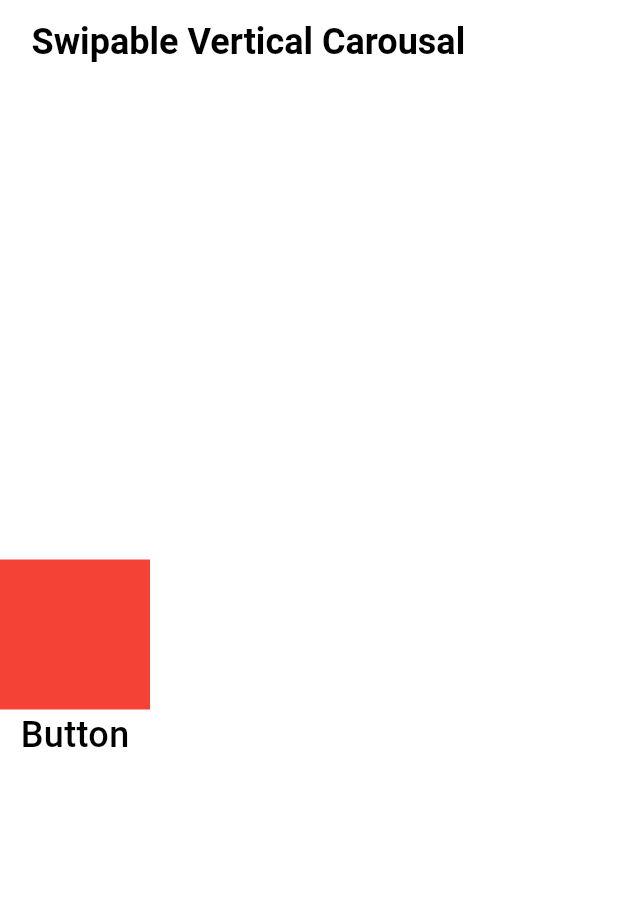
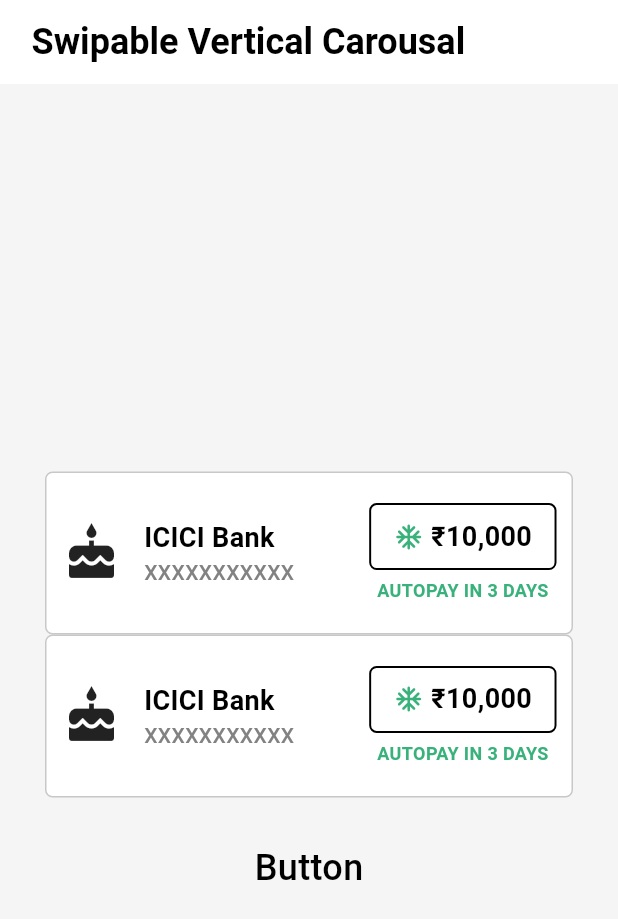
Before and after one commit to YesShubham01/swipable_vertical_carousel, a Flutter app: the screen it shows after launch, on a phone screen of 412 x 824 dp. Shown: the top 919 px of the screen. Run offline on Flutter 3.47's test engine with Material 3 defaults, Android fonts, the phone set to English and light mode, and no system bars; our stand-ins replace gap; Roboto replaces fonts that are missing (SF-Pro).

Commit message:
Created basic skeleton for carousal.

```diff
--- a/lib/Screens/main_screen.dart
+++ b/lib/Screens/main_screen.dart
@@ -1,3 +1,4 @@
+import 'package:cred_assignment_by_shubham_puhal/Widgets/bills_section_carousal.dart';
 import 'package:cred_assignment_by_shubham_puhal/Widgets/custom_text.dart';
 import 'package:cred_assignment_by_shubham_puhal/Widgets/main_screen_appbar.dart';
 import 'package:flutter/material.dart';
@@ -20,14 +21,14 @@ class _MainScreenState extends State<MainScreen> {
     height = dimensions.height;
 
     return Scaffold(
-      backgroundColor: Colors.white,
+      backgroundColor: const Color.fromARGB(255, 245, 245, 245),
       appBar: CustomAppBar(title: "Swipable Vertical Carousal"),
 
       body: Column(
         mainAxisAlignment: MainAxisAlignment.center,
         crossAxisAlignment: CrossAxisAlignment.center,
         children: [
-          Container(width: 100, height: 100, color: Colors.red),
+          BillsSectionCarousal(),
           CustomText(text: "Button"),
         ],
       ),
--- /dev/null
+++ b/lib/Widgets/bills_section_carousal.dart
@@ -0,0 +1,95 @@
+import 'package:cred_assignment_by_shubham_puhal/Widgets/custom_text.dart';
+import 'package:flutter/material.dart';
+import 'package:gap/gap.dart';
+
+class BillsSectionCarousal extends StatefulWidget {
+  const BillsSectionCarousal({super.key});
+
+  @override
+  State<BillsSectionCarousal> createState() => _BillsSectionCarousalState();
+}
+
+class _BillsSectionCarousalState extends State<BillsSectionCarousal> {
+  @override
+  Widget build(BuildContext context) {
+    return Padding(
+      padding: const EdgeInsets.all(30),
+      child: Column(children: [_card(), _card()]),
+    );
+  }
+
+  Widget _card() {
+    return Container(
+      decoration: BoxDecoration(
+        color: Colors.white,
+        border: Border.all(color: const Color.fromARGB(255, 201, 200, 200)),
+        borderRadius: BorderRadius.all(Radius.circular(5)),
+      ),
+      child: Padding(
+        padding: const EdgeInsets.symmetric(horizontal: 10, vertical: 20),
+        child: Row(
+          mainAxisAlignment: MainAxisAlignment.center,
+          crossAxisAlignment: CrossAxisAlignment.center,
+          children: [
+            Icon(Icons.cake, size: 40),
+            Gap(15),
+            Column(
+              crossAxisAlignment: CrossAxisAlignment.start,
+              children: [
+                CustomText(
+                  text: "ICICI Bank",
+                  size: 18,
+                  weight: FontWeight.bold,
+                ),
+                CustomText(
+                  text: "XXXXXXXXXXX",
+                  size: 14,
+                  color: const Color.fromARGB(255, 130, 130, 130),
+                  weight: FontWeight.w500,
+                ),
+              ],
+            ),
+            Spacer(),
+            _flippingButtonWithSubtitle(),
+          ],
+        ),
+      ),
+    );
+  }
+
+  Widget _flippingButtonWithSubtitle() {
+    return Column(
+      children: [
+        _outLineButton(),
+        Gap(5),
+        CustomText(
+          text: "AUTOPAY IN 3 DAYS",
+          size: 12,
+          color: const Color.fromARGB(255, 57, 177, 123),
+          weight: FontWeight.bold,
+        ),
+      ],
+    );
+  }
+
+  Widget _outLineButton() {
+    return Container(
+      padding: EdgeInsets.symmetric(horizontal: 15, vertical: 8),
+      decoration: BoxDecoration(
+        border: Border.all(color: Colors.black, width: 1.3),
+        borderRadius: BorderRadius.all(Radius.circular(5)),
+      ),
+      child: Row(
+        children: [
+          Icon(
+            Icons.ac_unit_rounded,
+            size: 20,
+            color: const Color.fromARGB(255, 57, 177, 123),
+          ),
+          Gap(5),
+          CustomText(text: "₹10,000", size: 18, weight: FontWeight.bold),
+        ],
+      ),
+    );
+  }
+}
```
